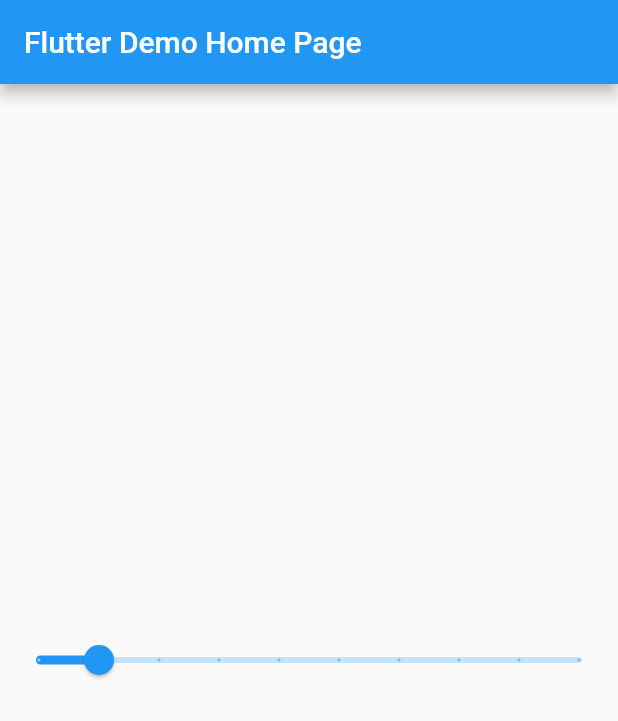
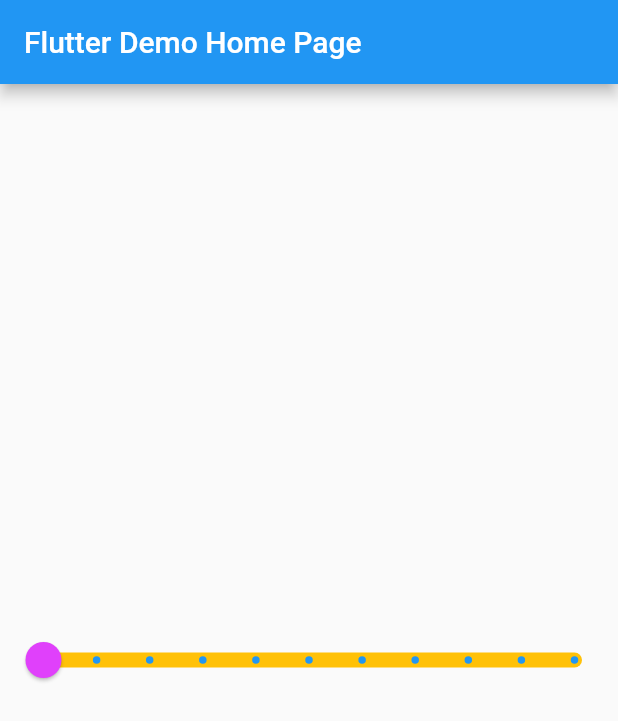
Before and after one commit to ikemura23/flutter_lab, a Flutter app: the screen it shows after launch, on a phone screen of 412 x 824 dp. Shown: the top 721 px of the screen. Run offline on Flutter 3.47's test engine with Material 2 defaults, Android fonts, the phone set to English and light mode, and no system bars.

Commit message:
Sliderの色を付けまくった

```diff
--- a/lib/main.dart
+++ b/lib/main.dart
@@ -26,7 +26,8 @@ class MyHomePage extends StatefulWidget {
 
 class _MyHomePageState extends State<MyHomePage> {
   int _counter = 0;
-  double _sliderValue = 10;
+  double _sliderValue = 0;
+  double _customSliderValue = 0;
 
   void _incrementCounter() {
     setState(() {
@@ -51,16 +52,41 @@ class _MyHomePageState extends State<MyHomePage> {
 //              '$_counter',
 //              style: Theme.of(context).textTheme.display1,
 //            ),
-            Slider(
-              min: 0,
-              max: 100,
-              divisions: 9,
-              value: _sliderValue,
-              label: '${_sliderValue.floor()}',
-              onChanged: (d) => setState(() {
-                _sliderValue = d;
-              }),
-            ),
+//            Slider(
+//              min: 0,
+//              max: 100,
+//              divisions: 9,
+//              value: _sliderValue,
+//              label: '${_sliderValue.floor()}',
+//              onChanged: (d) =>
+//                  setState(() {
+//                    _sliderValue = d;
+//                  }),
+//            ),
+            SliderTheme(
+              data: SliderTheme.of(context).copyWith(
+                trackHeight: 10,
+                thumbColor: Colors.purpleAccent,
+                thumbShape: RoundSliderThumbShape(enabledThumbRadius: 12),
+                valueIndicatorColor: Colors.orange,
+                overlayColor: Colors.orange.withAlpha(80),
+                activeTrackColor: Colors.black,
+                inactiveTrackColor: Colors.amber,
+                inactiveTickMarkColor: Colors.blue,
+                activeTickMarkColor: Colors.green,
+              ),
+              child: Slider(
+                min: 0,
+                max: 100,
+                divisions: 10,
+                value: _customSliderValue,
+                label: '${_customSliderValue.floor()}',
+                onChanged: (d) =>
+                    setState(() {
+                      _customSliderValue = d;
+                    }),
+              ),
+            )
           ],
         ),
       ),
```
